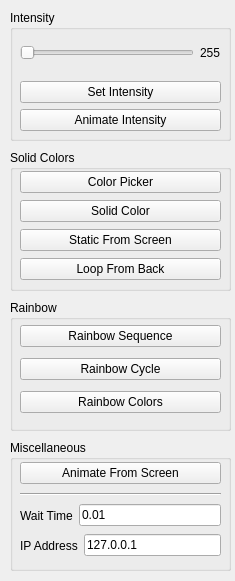
First picture: the form in PiLightsUI.ui, repository MrReds1324/PiLights, before the edit.
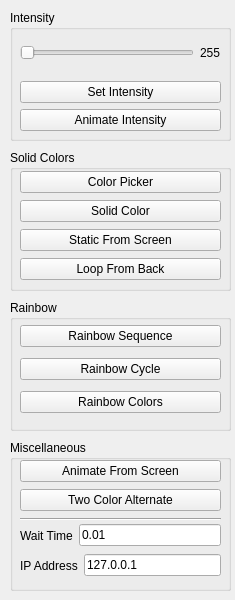
Second picture: the form after the edit.

Commit message: Updated PiLights UI to include a button for two color alternating pattern

Diff of the .ui file:
```diff
--- a/PiLightsUI.ui
+++ b/PiLightsUI.ui
@@ -7,7 +7,7 @@
     <x>0</x>
     <y>0</y>
     <width>235</width>
-    <height>581</height>
+    <height>600</height>
    </rect>
   </property>
   <property name="sizePolicy">
@@ -19,7 +19,7 @@
   <property name="maximumSize">
    <size>
     <width>235</width>
-    <height>581</height>
+    <height>600</height>
    </size>
   </property>
   <property name="windowTitle">
@@ -194,7 +194,7 @@
       <x>10</x>
       <y>440</y>
       <width>221</width>
-      <height>131</height>
+      <height>151</height>
      </rect>
     </property>
     <property name="title">
@@ -206,7 +206,7 @@
        <x>10</x>
        <y>19</y>
        <width>201</width>
-       <height>41</height>
+       <height>63</height>
       </rect>
      </property>
      <layout class="QVBoxLayout" name="miscLayout">
@@ -217,6 +217,13 @@
         </property>
        </widget>
       </item>
+      <item>
+       <widget class="QPushButton" name="twoColorAlternate">
+        <property name="text">
+         <string>Two Color Alternate</string>
+        </property>
+       </widget>
+      </item>
       <item>
        <widget class="Line" name="line">
         <property name="orientation">
@@ -230,7 +237,7 @@
      <property name="geometry">
       <rect>
        <x>10</x>
-       <y>60</y>
+       <y>80</y>
        <width>201</width>
        <height>31</height>
       </rect>
@@ -259,7 +266,7 @@
      <property name="geometry">
       <rect>
        <x>10</x>
-       <y>90</y>
+       <y>110</y>
        <width>201</width>
        <height>31</height>
       </rect>
```
